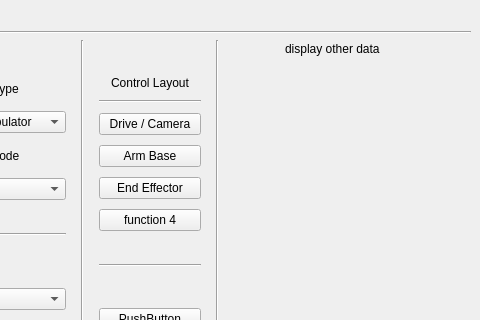
The window that catkin_ws/src/hci/ui_files/MainWindow_V2.ui (mcgill-robotics-archive/rover-2015) describes before a commit, drawn with Qt 5; both pictures show x 315 to 795 and y 396 to 716 of the 795 by 843 pixel window.
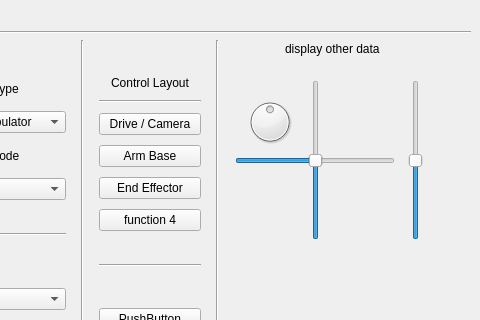
The same window after the commit.

```diff
--- a/catkin_ws/src/hci/ui_files/MainWindow_V2.ui
+++ b/catkin_ws/src/hci/ui_files/MainWindow_V2.ui
@@ -512,14 +512,80 @@
           <string>display other data</string>
          </property>
         </widget>
-        <widget class="QWidget" name="ControllerFeedBackWidget" native="true">
+        <widget class="QDial" name="StickRotation">
          <property name="geometry">
           <rect>
-           <x>0</x>
-           <y>280</y>
-           <width>120</width>
-           <height>80</height>
+           <x>20</x>
+           <y>50</y>
+           <width>50</width>
+           <height>64</height>
           </rect>
+         </property>
+         <property name="minimum">
+          <number>-1000</number>
+         </property>
+         <property name="maximum">
+          <number>1000</number>
+         </property>
+        </widget>
+        <widget class="QSlider" name="MainY">
+         <property name="geometry">
+          <rect>
+           <x>80</x>
+           <y>40</y>
+           <width>22</width>
+           <height>160</height>
+          </rect>
+         </property>
+         <property name="minimum">
+          <number>-1000</number>
+         </property>
+         <property name="maximum">
+          <number>1000</number>
+         </property>
+         <property name="orientation">
+          <enum>Qt::Vertical</enum>
+         </property>
+        </widget>
+        <widget class="QSlider" name="MainX">
+         <property name="geometry">
+          <rect>
+           <x>10</x>
+           <y>110</y>
+           <width>160</width>
+           <height>22</height>
+          </rect>
+         </property>
+         <property name="minimum">
+          <number>-1000</number>
+         </property>
+         <property name="maximum">
+          <number>1000</number>
+         </property>
+         <property name="orientation">
+          <enum>Qt::Horizontal</enum>
+         </property>
+         <property name="invertedAppearance">
+          <bool>false</bool>
+         </property>
+        </widget>
+        <widget class="QSlider" name="SecondaryY">
+         <property name="geometry">
+          <rect>
+           <x>180</x>
+           <y>40</y>
+           <width>22</width>
+           <height>160</height>
+          </rect>
+         </property>
+         <property name="minimum">
+          <number>-1000</number>
+         </property>
+         <property name="maximum">
+          <number>1000</number>
+         </property>
+         <property name="orientation">
+          <enum>Qt::Vertical</enum>
          </property>
         </widget>
        </widget>
```
Left out of the diff: 23 changed lines with no effect on the pictures.
